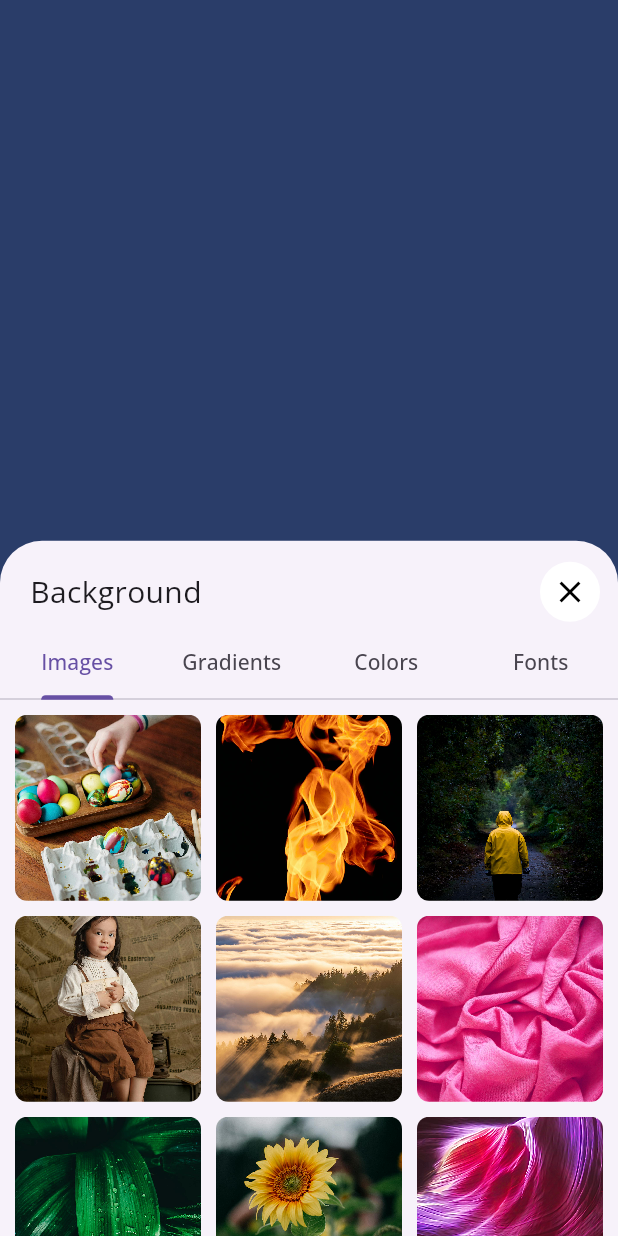
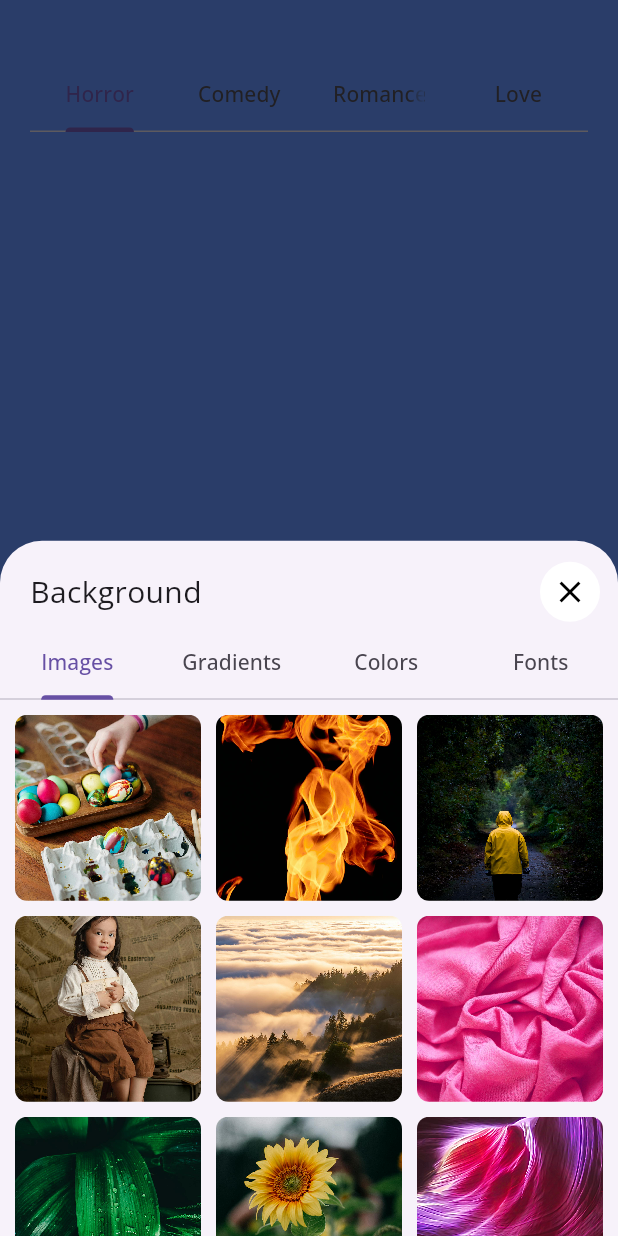
Before and after one commit to Techlyverse/dailyquotes, a Flutter app: the screen it shows after launch, after a tap on the "color lens" icon, on a phone screen of 412 x 824 dp. Run offline on Flutter 3.47's test engine with Material 3 defaults, Android fonts, the light colour scheme and no system bars; our stand-ins replace cloud_firestore, firebase_core, flutter_riverpod, google_fonts, riverpod_annotation, share_plus and 1 more; accounts and stored records are empty; generated files the repository leaves out were written again.

Commit message:
adding categories and languages -MG

```diff
--- a/lib/main.dart
+++ b/lib/main.dart
@@ -21,7 +21,7 @@ class MyApp extends StatelessWidget {
     return ProviderScope(
       child: MaterialApp(
         title: 'Quotes App',
-        home: const HomeScreen(),
+        home:  HomeScreen(),
         theme: appTheme,
       ),
     );
--- /dev/null
+++ b/lib/screens/home/category_tab.dart
@@ -0,0 +1,113 @@
+import 'package:cloud_firestore/cloud_firestore.dart';
+import 'package:flutter/cupertino.dart';
+import 'package:flutter/material.dart';
+
+import '../../data/fonts.dart';
+import '../settings/setting.dart';
+import 'background_sheet.dart';
+import 'package:dailyquotes/provider/font_provider.dart';
+import 'package:flutter_riverpod/flutter_riverpod.dart';
+
+
+class CategoryTab extends ConsumerWidget {
+  final String category;
+  const CategoryTab({super.key, required this.category});
+
+
+  @override
+  Widget build(BuildContext context, WidgetRef ref) {
+    return Stack(
+      children: [
+        StreamBuilder<QuerySnapshot>(
+            stream: FirebaseFirestore.instance
+                .collection('quotes')
+                .snapshots(),
+            builder: (context, snapshot) {
+              if (snapshot.hasError) {
+                return const Center(child: Text("An error occurred"));
+              }
+              if (snapshot.connectionState == ConnectionState.waiting) {
+                return const Center(child: CircularProgressIndicator());
+              } else {
+                final quotes = snapshot.data!.docs;
+                return PageView.builder(
+                    scrollDirection: Axis.vertical,
+                    itemCount: quotes.length,
+                    itemBuilder: (context, index) {
+                      return Column(
+                        mainAxisAlignment: MainAxisAlignment.center,
+                        children: [
+                          Container(
+                            padding: const EdgeInsets.all(12),
+                            alignment: Alignment.center,
+                            decoration: BoxDecoration(
+                              color: Colors.white54,
+                              borderRadius: BorderRadius.circular(12),
+                              border: Border.all(
+                                color: Colors.white70,
+                                width: 2,
+                              ),
+                            ),
+                            child: Text(
+                              quotes[index]['quotes'],
+                              textAlign: TextAlign.center,
+                              style: fonts[ref.watch(fontNotifierProvider)],
+                            ),
+                          ),
+                          const SizedBox(height: 20),
+                          Align(
+                            alignment: Alignment.centerRight,
+                            child: Padding(
+                              padding: const EdgeInsets.all(12.0),
+                              child: Text(
+                                "- ${quotes[index]['author']}",
+                                style: TextStyle(
+                                  fontWeight: FontWeight.bold,
+                                  fontStyle: FontStyle.italic,
+                                  color: Colors.white,
+                                  background: Paint()
+                                    ..strokeWidth = 20
+                                    ..color = Colors.black38
+                                    ..strokeJoin = StrokeJoin.round
+                                    ..strokeCap = StrokeCap.round
+                                    ..style = PaintingStyle.stroke,
+                                ),
+                              ),
+                            ),
+                          ),
+                        ],
+                      );
+                    });
+              }
+            }),
+        Align(
+          alignment: Alignment.bottomRight,
+          child: Row(
+            mainAxisAlignment: MainAxisAlignment.end,
+            children: [
+              IconButton(
+                onPressed: () {
+                  showModalBottomSheet<void>(
+                    context: context,
+                    builder: (context) => const BackgroundSheet(),
+                  );
+                },
+                icon: const Icon(Icons.color_lens_outlined),
+              ),
+              const SizedBox(width: 15),
+              IconButton(
+                onPressed: () {
+                  Navigator.push(
+                      context,
+                      MaterialPageRoute(
+                          builder: (context) => const SettingScreen()));
+                },
+                icon: const Icon(Icons.settings_outlined),
+              )
+            ],
+          ),
+        ),
+      ],
+    );
+  }
+}
--- a/lib/screens/home/home_screen.dart
+++ b/lib/screens/home/home_screen.dart
@@ -1,7 +1,9 @@
 import 'package:cloud_firestore/cloud_firestore.dart';
 import 'package:dailyquotes/data/fonts.dart';
+import 'package:dailyquotes/preferences/preferences.dart';
 import 'package:dailyquotes/provider/bg_provider.dart';
 import 'package:dailyquotes/provider/font_provider.dart';
+import 'package:dailyquotes/screens/home/category_tab.dart';
 
 import 'package:flutter/material.dart';
 import 'package:flutter_riverpod/flutter_riverpod.dart';
@@ -10,7 +12,9 @@ import '../settings/setting.dart';
 import 'background_sheet.dart';
 
 class HomeScreen extends ConsumerWidget {
-  const HomeScreen({super.key});
+  HomeScreen({super.key});
+   final List<String> categories = ["Horror", "Comedy", "Romance", "Love"];
+  late List<String> languages = [];
 
   @override
   Widget build(BuildContext context, WidgetRef ref) {
@@ -21,102 +25,39 @@ class HomeScreen extends ConsumerWidget {
       child: Scaffold(
         backgroundColor: Colors.transparent,
         body: Padding(
-          padding: const EdgeInsets.all(20.0),
-          child: Stack(
-            children: [
-              StreamBuilder<QuerySnapshot>(
-                  stream: FirebaseFirestore.instance
-                      .collection('quotes')
-                      .snapshots(),
-                  builder: (context, snapshot) {
-                    if (snapshot.hasError) {
-                      return const Center(child: Text("An error occurred"));
-                    }
-                    if (snapshot.connectionState == ConnectionState.waiting) {
-                      return const Center(child: CircularProgressIndicator());
-                    } else {
-                      final quotes = snapshot.data!.docs;
-                      return PageView.builder(
-                          scrollDirection: Axis.vertical,
-                          itemCount: quotes.length,
-                          itemBuilder: (context, index) {
-                            return Column(
-                              mainAxisAlignment: MainAxisAlignment.center,
-                              children: [
-                                Container(
-                                  padding: const EdgeInsets.all(12),
-                                  alignment: Alignment.center,
-                                  decoration: BoxDecoration(
-                                    color: Colors.white54,
-                                    borderRadius: BorderRadius.circular(12),
-                                    border: Border.all(
-                                      color: Colors.white70,
-                                      width: 2,
-                                    ),
-                                  ),
-                                  child: Text(
-                                    quotes[index]['quotes'],
-                                    textAlign: TextAlign.center,
-                                    style: fonts[ref.watch(fontNotifierProvider)],
-                                  ),
-                                ),
-                                const SizedBox(height: 20),
-                                Align(
-                                  alignment: Alignment.centerRight,
-                                  child: Padding(
-                                    padding: const EdgeInsets.all(12.0),
-                                    child: Text(
-                                      "- ${quotes[index]['author']}",
-                                      style: TextStyle(
-                                        fontWeight: FontWeight.bold,
-                                        fontStyle: FontStyle.italic,
-                                        color: Colors.white,
-                                        background: Paint()
-                                          ..strokeWidth = 20
-                                          ..color = Colors.black38
-                                          ..strokeJoin = StrokeJoin.round
-                                          ..strokeCap = StrokeCap.round
-                                          ..style = PaintingStyle.stroke,
-                                      ),
-                                    ),
-                                  ),
-                                ),
-                              ],
-                            );
-                          });
-                    }
-                  }),
-              Align(
-                alignment: Alignment.bottomRight,
-                child: Row(
-                  mainAxisAlignment: MainAxisAlignment.end,
-                  children: [
-                    IconButton(
-                      onPressed: () {
-                        showModalBottomSheet<void>(
-                          context: context,
-                          builder: (context) => const BackgroundSheet(),
-                        );
-                      },
-                      icon: const Icon(Icons.color_lens_outlined),
-                    ),
-                    const SizedBox(width: 15),
-                    IconButton(
-                      onPressed: () {
-                        Navigator.push(
-                            context,
-                            MaterialPageRoute(
-                                builder: (context) => const SettingScreen()));
-                      },
-                      icon: const Icon(Icons.settings_outlined),
-                    )
-                  ],
-                ),
-              ),
-            ],
+          padding: const EdgeInsets.only(left : 20.0, top: 40, right: 20, bottom: 20 ),
+          child: DefaultTabController(
+            length: categories.length,
+            child:  Column(
+              children: [
+                TabBar(tabs: [
+                  Tab(text: 'Horror'),
+                  Tab(text: 'Comedy'),
+                  Tab(text: 'Romance'),
+                  Tab(text: 'Love'),
+                  // for (var i in categories){
+                  //   Tab(text: i),
+                  // }
+                ]),
+                Expanded(child: TabBarView(children: [
+                  CategoryTab( category: 'Horror',),
+                  CategoryTab(category: 'Comedy',),
+                  CategoryTab(category: 'Romance',),
+                  CategoryTab(category: 'Love',),
+                ])),
+
+              ],
+            ),
           ),
         ),
       ),
     );
   }
+
+  Future<void> getLanguage()async {
+    final langList = await FirebaseFirestore.instance.collection('languages').get();
+    for(var lang in langList.docs){
+      languages.add(lang['language']);
+    }
+  }
 }
```
Also changed, not shown: lib/preferences/preferences.dart (+9 -0 lines), lib/screens/settings/setting.dart (+7 -0 lines).
